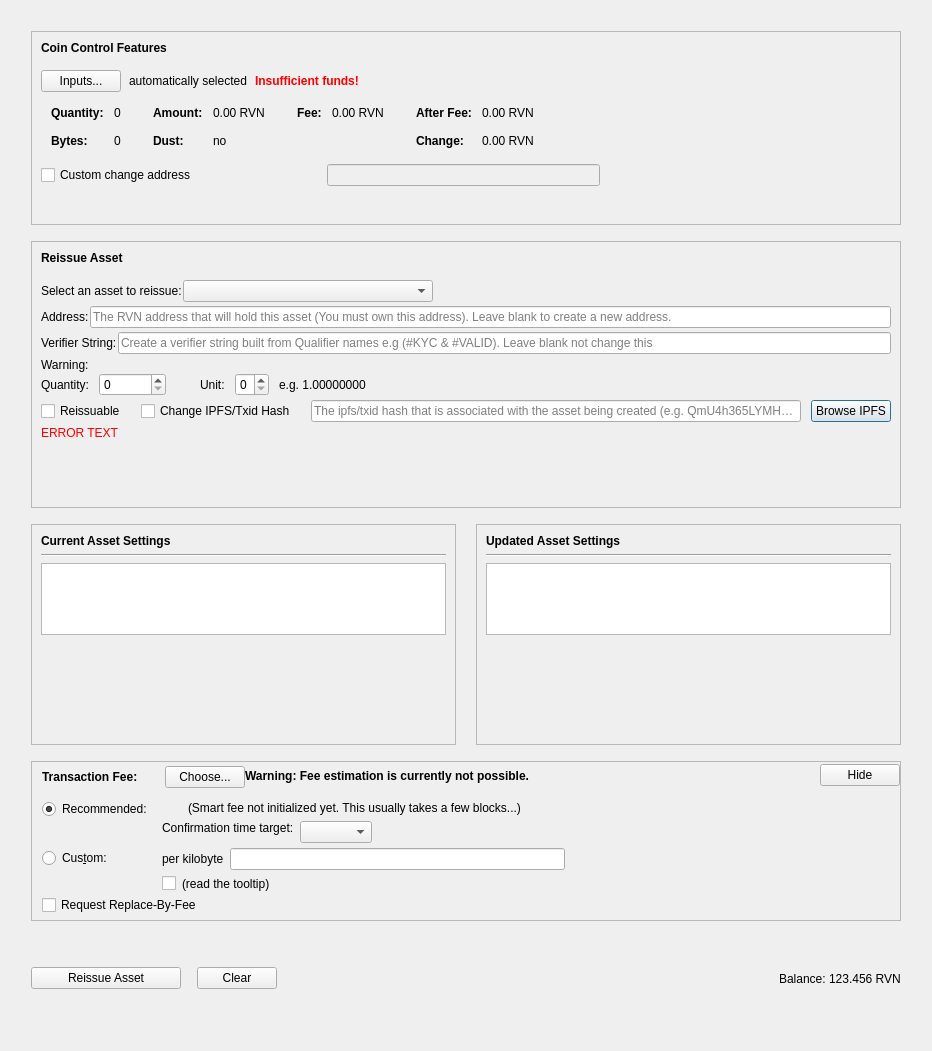
Before: the Qt Designer form src/qt/forms/reissueassetdialog.ui in BartManX/mynta-core, drawn with Qt 5.
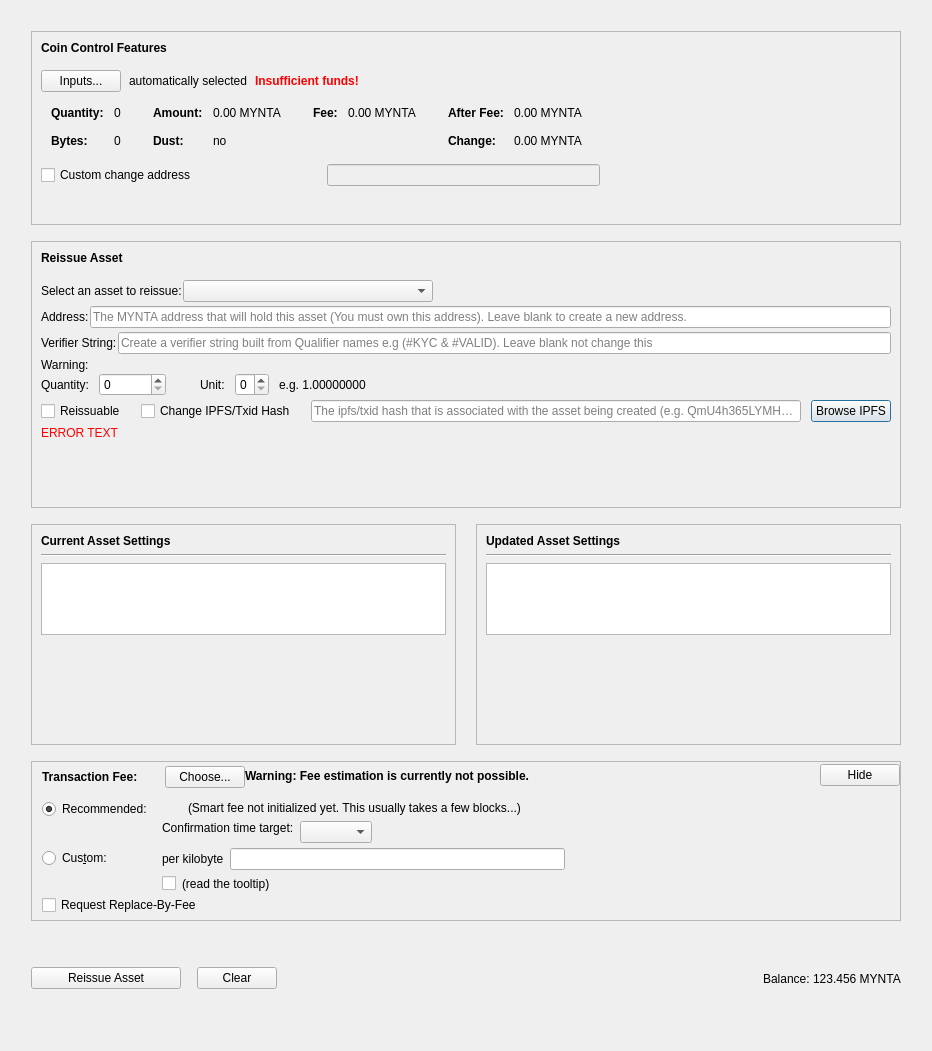
After: the same form once the commit is applied. Custom widgets are drawn as their Qt base class.

The edit to the form file:
```diff
--- a/src/qt/forms/reissueassetdialog.ui
+++ b/src/qt/forms/reissueassetdialog.ui
@@ -338,7 +338,7 @@
                     <enum>Qt::ActionsContextMenu</enum>
                    </property>
                    <property name="text">
-                    <string notr="true">0.00 RVN</string>
+                    <string notr="true">0.00 MYNTA</string>
                    </property>
                    <property name="textInteractionFlags">
                     <set>Qt::LinksAccessibleByMouse|Qt::TextSelectableByKeyboard|Qt::TextSelectableByMouse</set>
@@ -418,7 +418,7 @@
                     <enum>Qt::ActionsContextMenu</enum>
                    </property>
                    <property name="text">
-                    <string notr="true">0.00 RVN</string>
+                    <string notr="true">0.00 MYNTA</string>
                    </property>
                    <property name="textInteractionFlags">
                     <set>Qt::LinksAccessibleByMouse|Qt::TextSelectableByKeyboard|Qt::TextSelectableByMouse</set>
@@ -469,7 +469,7 @@
                     <enum>Qt::ActionsContextMenu</enum>
                    </property>
                    <property name="text">
-                    <string notr="true">0.00 RVN</string>
+                    <string notr="true">0.00 MYNTA</string>
                    </property>
                    <property name="textInteractionFlags">
                     <set>Qt::LinksAccessibleByMouse|Qt::TextSelectableByKeyboard|Qt::TextSelectableByMouse</set>
@@ -498,7 +498,7 @@
                     <enum>Qt::ActionsContextMenu</enum>
                    </property>
                    <property name="text">
-                    <string notr="true">0.00 RVN</string>
+                    <string notr="true">0.00 MYNTA</string>
                    </property>
                    <property name="textInteractionFlags">
                     <set>Qt::LinksAccessibleByMouse|Qt::TextSelectableByKeyboard|Qt::TextSelectableByMouse</set>
@@ -750,7 +750,7 @@
                <string/>
               </property>
               <property name="placeholderText">
-               <string>The RVN address that will hold this asset (You must own this address). Leave blank to create a new address.</string>
+               <string>The MYNTA address that will hold this asset (You must own this address). Leave blank to create a new address.</string>
               </property>
              </widget>
             </item>
@@ -1714,7 +1714,7 @@
          <item>
           <widget class="QLabel" name="labelBalance">
            <property name="text">
-            <string>123.456 RVN</string>
+            <string>123.456 MYNTA</string>
            </property>
           </widget>
          </item>
```
Left out of the diff: 6 changed lines with no effect on the pictures.
